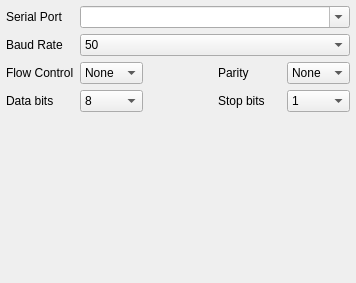
Before: the Qt Designer form src/serialsettings.ui in nlbtuyen/UpdateFW, drawn with Qt 5.
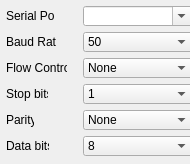
After: the same form once the commit is applied.

Diff of the .ui file:
```diff
--- a/src/serialsettings.ui
+++ b/src/serialsettings.ui
@@ -6,38 +6,52 @@
    <rect>
     <x>0</x>
     <y>0</y>
-    <width>304</width>
-    <height>283</height>
+    <width>190</width>
+    <height>164</height>
    </rect>
   </property>
+  <property name="minimumSize">
+   <size>
+    <width>190</width>
+    <height>164</height>
+   </size>
+  </property>
+  <property name="maximumSize">
+   <size>
+    <width>193</width>
+    <height>164</height>
+   </size>
+  </property>
+  <property name="font">
+   <font>
+    <family>Arial</family>
+   </font>
+  </property>
   <property name="windowTitle">
    <string>Form</string>
   </property>
-  <layout class="QGridLayout" name="gridLayout" columnstretch="0,0,0,0,0">
-   <property name="leftMargin">
-    <number>6</number>
-   </property>
-   <property name="topMargin">
-    <number>6</number>
-   </property>
-   <property name="rightMargin">
-    <number>6</number>
-   </property>
-   <property name="bottomMargin">
-    <number>6</number>
-   </property>
-   <property name="verticalSpacing">
-    <number>6</number>
-   </property>
-   <item row="0" column="0">
     <widget class="QLabel" name="portlabel">
+   <property name="geometry">
+    <rect>
+     <x>6</x>
+     <y>6</y>
+     <width>49</width>
+     <height>20</height>
+    </rect>
+   </property>
      <property name="text">
       <string>Serial Port</string>
      </property>
     </widget>
-   </item>
-   <item row="3" column="4">
     <widget class="QComboBox" name="stopBitsCombo">
+   <property name="geometry">
+    <rect>
+     <x>83</x>
+     <y>84</y>
+     <width>110</width>
+     <height>20</height>
+    </rect>
+   </property>
      <property name="toolTip">
       <string>&lt;html&gt;&lt;head/&gt;&lt;body&gt;&lt;p&gt;Number of stop bits per symbol. This is almost always 1.&lt;/p&gt;&lt;/body&gt;&lt;/html&gt;</string>
      </property>
@@ -55,9 +69,27 @@
       </property>
      </item>
     </widget>
-   </item>
-   <item row="0" column="1" colspan="4">
     <widget class="QComboBox" name="portName">
+   <property name="geometry">
+    <rect>
+     <x>83</x>
+     <y>6</y>
+     <width>110</width>
+     <height>20</height>
+    </rect>
+   </property>
+   <property name="minimumSize">
+    <size>
+     <width>110</width>
+     <height>20</height>
+    </size>
+   </property>
+   <property name="maximumSize">
+    <size>
+     <width>110</width>
+     <height>20</height>
+    </size>
+   </property>
      <property name="toolTip">
       <string>&lt;html&gt;&lt;head/&gt;&lt;body&gt;&lt;p&gt;The serial port to which the system is connected. All ports listed here should work, unless marked INVALID (this can happen if a port has been removed from the system after this dialog was first used).&lt;/p&gt;&lt;/body&gt;&lt;/html&gt;</string>
      </property>
@@ -74,23 +106,41 @@
       <number>30</number>
      </property>
     </widget>
-   </item>
-   <item row="1" column="0">
     <widget class="QLabel" name="portlabel_2">
+   <property name="geometry">
+    <rect>
+     <x>6</x>
+     <y>32</y>
+     <width>50</width>
+     <height>20</height>
+    </rect>
+   </property>
      <property name="text">
       <string>Baud Rate</string>
      </property>
     </widget>
-   </item>
-   <item row="3" column="0">
     <widget class="QLabel" name="portlabel_5">
+   <property name="geometry">
+    <rect>
+     <x>6</x>
+     <y>136</y>
+     <width>43</width>
+     <height>20</height>
+    </rect>
+   </property>
      <property name="text">
       <string>Data bits</string>
      </property>
     </widget>
-   </item>
-   <item row="3" column="1">
     <widget class="QComboBox" name="dataBitsCombo">
+   <property name="geometry">
+    <rect>
+     <x>83</x>
+     <y>136</y>
+     <width>110</width>
+     <height>20</height>
+    </rect>
+   </property>
      <property name="toolTip">
       <string>&lt;html&gt;&lt;head/&gt;&lt;body&gt;&lt;p&gt;Number of data bits per symbol. This is almost always 8.&lt;/p&gt;&lt;/body&gt;&lt;/html&gt;</string>
      </property>
@@ -118,29 +168,40 @@
       </property>
      </item>
     </widget>
-   </item>
-   <item row="3" column="3">
     <widget class="QLabel" name="portlabel_6">
+   <property name="geometry">
+    <rect>
+     <x>6</x>
+     <y>84</y>
+     <width>42</width>
+     <height>20</height>
+    </rect>
+   </property>
      <property name="text">
       <string>Stop bits</string>
      </property>
     </widget>
-   </item>
-   <item row="4" column="0" colspan="5">
-    <spacer name="verticalSpacer">
-     <property name="orientation">
-      <enum>Qt::Vertical</enum>
-     </property>
-     <property name="sizeHint" stdset="0">
-      <size>
-       <width>0</width>
-       <height>0</height>
-      </size>
-     </property>
-    </spacer>
-   </item>
-   <item row="1" column="1" colspan="4">
     <widget class="QComboBox" name="baudRate">
+   <property name="geometry">
+    <rect>
+     <x>83</x>
+     <y>32</y>
+     <width>110</width>
+     <height>20</height>
+    </rect>
+   </property>
+   <property name="minimumSize">
+    <size>
+     <width>110</width>
+     <height>20</height>
+    </size>
+   </property>
+   <property name="maximumSize">
+    <size>
+     <width>110</width>
+     <height>20</height>
+    </size>
+   </property>
      <property name="toolTip">
       <string>&lt;html&gt;&lt;head/&gt;&lt;body&gt;&lt;p&gt;The data transmission rate. If unsure 57600 and 115200 are very common rates.&lt;/p&gt;&lt;/body&gt;&lt;/html&gt;</string>
      </property>
@@ -273,39 +334,41 @@
       </property>
      </item>
     </widget>
-   </item>
-   <item row="2" column="3">
     <widget class="QLabel" name="label_Parity">
+   <property name="geometry">
+    <rect>
+     <x>6</x>
+     <y>110</y>
+     <width>28</width>
+     <height>20</height>
+    </rect>
+   </property>
      <property name="text">
       <string>Parity</string>
      </property>
     </widget>
-   </item>
-   <item row="2" column="2">
-    <spacer name="horizontalSpacer">
-     <property name="orientation">
-      <enum>Qt::Horizontal</enum>
-     </property>
-     <property name="sizeType">
-      <enum>QSizePolicy::Fixed</enum>
-     </property>
-     <property name="sizeHint" stdset="0">
-      <size>
-       <width>10</width>
-       <height>1</height>
-      </size>
-     </property>
-    </spacer>
-   </item>
-   <item row="2" column="0">
     <widget class="QLabel" name="label_flowControl">
+   <property name="geometry">
+    <rect>
+     <x>6</x>
+     <y>58</y>
+     <width>61</width>
+     <height>20</height>
+    </rect>
+   </property>
      <property name="text">
       <string>Flow Control</string>
      </property>
     </widget>
-   </item>
-   <item row="2" column="1">
     <widget class="QComboBox" name="comboBox_flowControl">
+   <property name="geometry">
+    <rect>
+     <x>83</x>
+     <y>58</y>
+     <width>110</width>
+     <height>20</height>
+    </rect>
+   </property>
      <property name="toolTip">
       <string>&lt;html&gt;&lt;head/&gt;&lt;body&gt;&lt;p&gt;Set the flow control type. In most cases this is None or HW (aka. DTS/RTS). SW type is aka. XON/XOFF.&lt;/p&gt;&lt;/body&gt;&lt;/html&gt;</string>
      </property>
@@ -328,25 +391,15 @@
       </property>
      </item>
     </widget>
-   </item>
-   <item row="3" column="2">
-    <spacer name="horizontalSpacer_2">
-     <property name="orientation">
-      <enum>Qt::Horizontal</enum>
-     </property>
-     <property name="sizeType">
-      <enum>QSizePolicy::Fixed</enum>
-     </property>
-     <property name="sizeHint" stdset="0">
-      <size>
-       <width>10</width>
-       <height>1</height>
-      </size>
-     </property>
-    </spacer>
-   </item>
-   <item row="2" column="4">
     <widget class="QComboBox" name="comboBox_Parity">
+   <property name="geometry">
+    <rect>
+     <x>83</x>
+     <y>110</y>
+     <width>110</width>
+     <height>20</height>
+    </rect>
+   </property>
      <property name="toolTip">
       <string>&lt;html&gt;&lt;head/&gt;&lt;body&gt;&lt;p&gt;Set the parity. In most cases no parity (None) is used.&lt;/p&gt;&lt;/body&gt;&lt;/html&gt;</string>
      </property>
@@ -369,8 +422,6 @@
       </property>
      </item>
     </widget>
-   </item>
-  </layout>
   <action name="actionDelete">
    <property name="text">
     <string>Delete</string>
```
Lines whose indentation alone changed are shown as unchanged.
